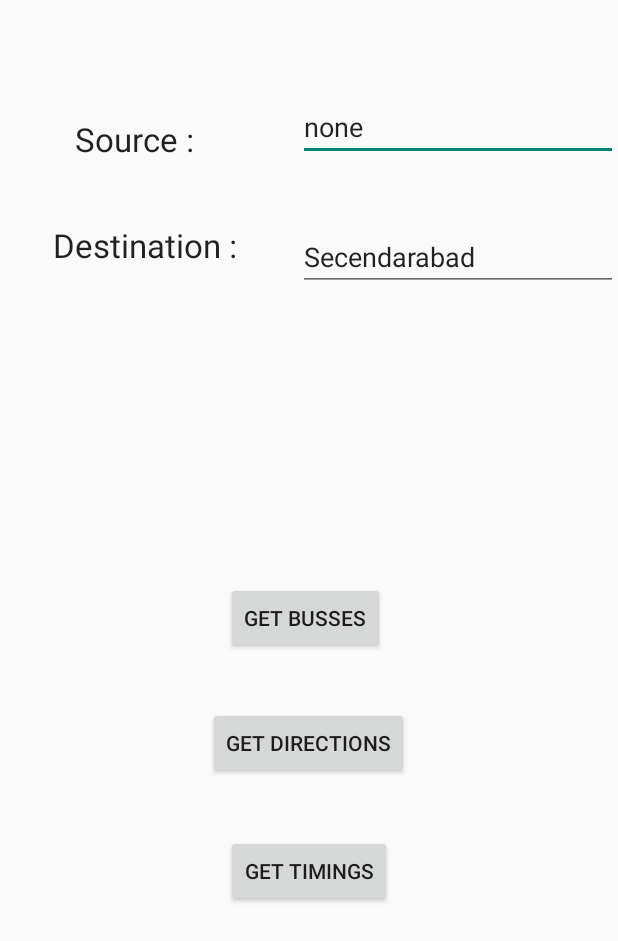
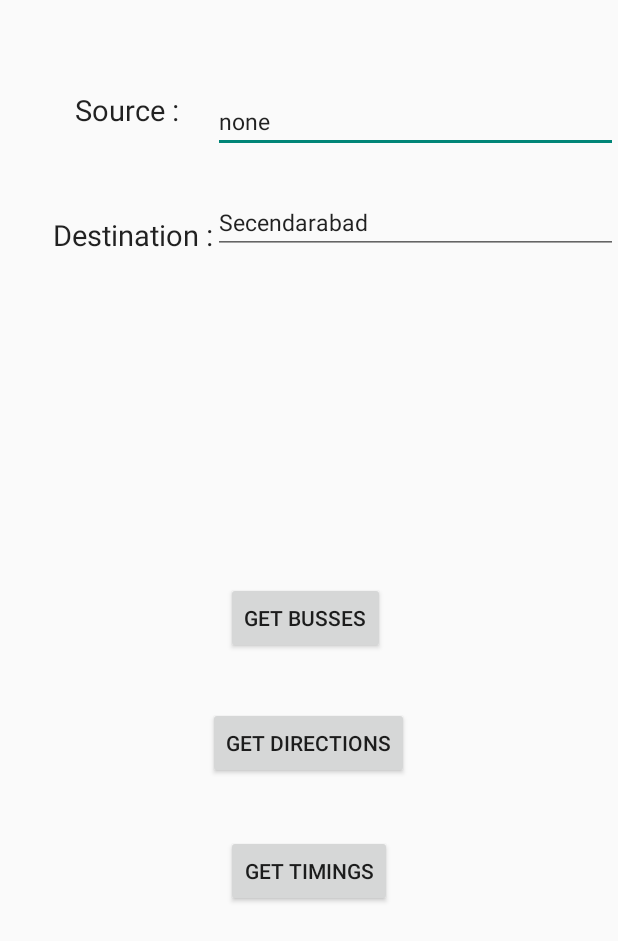
Before and after one commit to Nagamalleswarrao/BusMapping, an Android app: the InputActivity screen opened directly, with no data from a screen before it, on a phone screen of 412 x 824 dp. Shown: the top 941 px of the screen. Run offline under Robolectric (Android 15) with nearby library versions, the phone set to English and light mode, and no system bars.

Commit message:
implemented auto complete for destination field

```diff
--- a/BusMapping/src/main/res/layout/activity_input.xml
+++ b/BusMapping/src/main/res/layout/activity_input.xml
@@ -12,33 +12,40 @@
         android:inputType="textPersonName"
         android:text="MGBS"
         android:ems="10"
+        android:textSize="15dp"
         android:id="@+id/editTextSource"
-        android:layout_alignBottom="@+id/textView"
-        android:layout_alignLeft="@+id/editTextDestination"
-        android:layout_alignStart="@+id/editTextDestination" />
+        android:layout_alignTop="@+id/textView"
+        android:layout_alignParentRight="true"
+        android:layout_alignParentEnd="true"
+        android:layout_toRightOf="@+id/textView" />
 
     <TextView
         android:layout_width="wrap_content"
         android:layout_height="wrap_content"
         android:textAppearance="?android:attr/textAppearanceLarge"
         android:text="Source :"
+        android:textSize="19dp"
         android:id="@+id/textView"
         android:paddingLeft="50dp"
-        android:layout_marginTop="78dp"
+        android:layout_marginTop="60dp"
         android:layout_alignParentTop="true"
+        android:layout_alignRight="@+id/textView2"
+        android:layout_alignEnd="@+id/textView2"
         android:layout_alignParentLeft="true"
         android:layout_alignParentStart="true" />
 
-    <EditText
+    <AutoCompleteTextView
         android:layout_width="wrap_content"
         android:layout_height="wrap_content"
         android:inputType="textPersonName"
         android:text="Secendarabad"
         android:ems="10"
-        android:id="@+id/editTextDestination"
-        android:layout_alignTop="@+id/textView2"
+        android:textSize="15dp"
+        android:id="@+id/autocomplete"
+        android:layout_alignBottom="@+id/textView2"
         android:layout_alignParentRight="true"
-        android:layout_alignParentEnd="true" />
+        android:layout_alignParentEnd="true"
+        android:layout_toRightOf="@+id/textView2" />
 
     <TextView
         android:layout_width="wrap_content"
@@ -46,6 +53,7 @@
         android:textAppearance="?android:attr/textAppearanceLarge"
         android:text="Destination :"
         android:paddingLeft="35dp"
+        android:textSize="19dp"
         android:id="@+id/textView2"
         android:layout_marginTop="41dp"
         android:layout_below="@+id/editTextSource"
```
Also changed, not shown: BusMapping/src/main/java/com/creative/busmapping/Activities/InputActivity.java (+137 -3 lines), BusMapping/src/main/res/layout/autocomplete_list.xml (added, +8 -0 lines), 9 other files.
